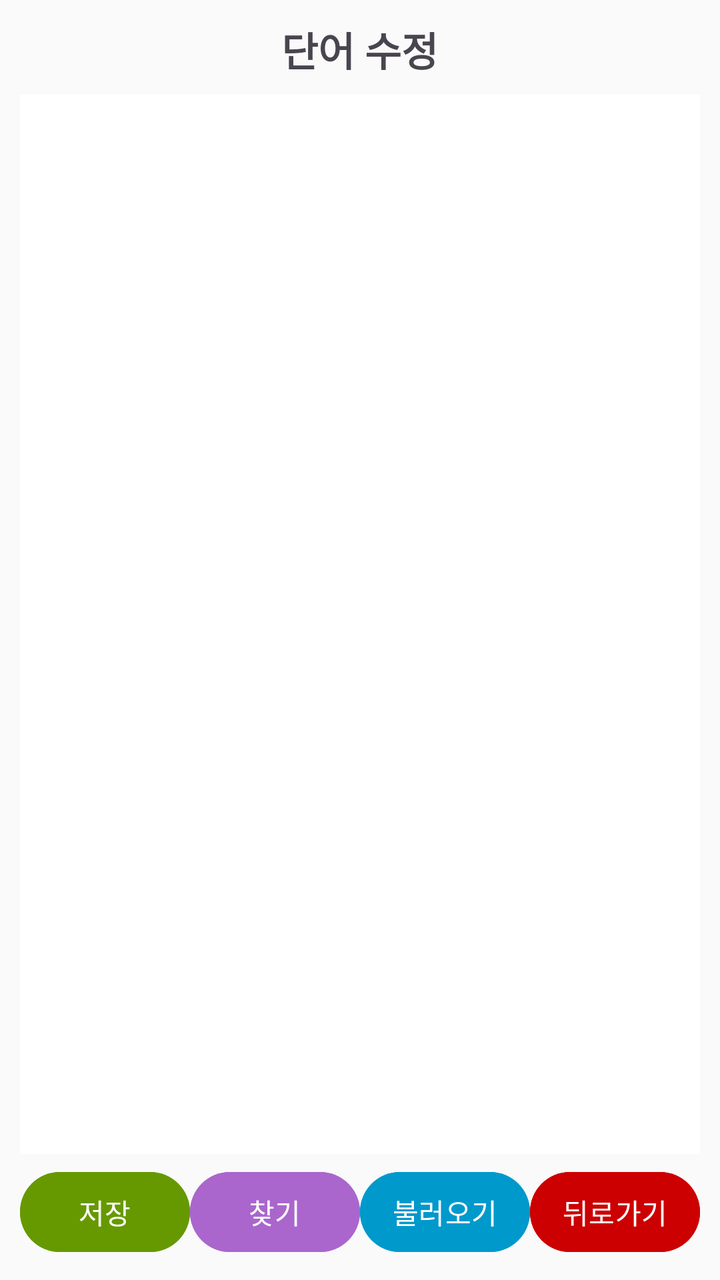
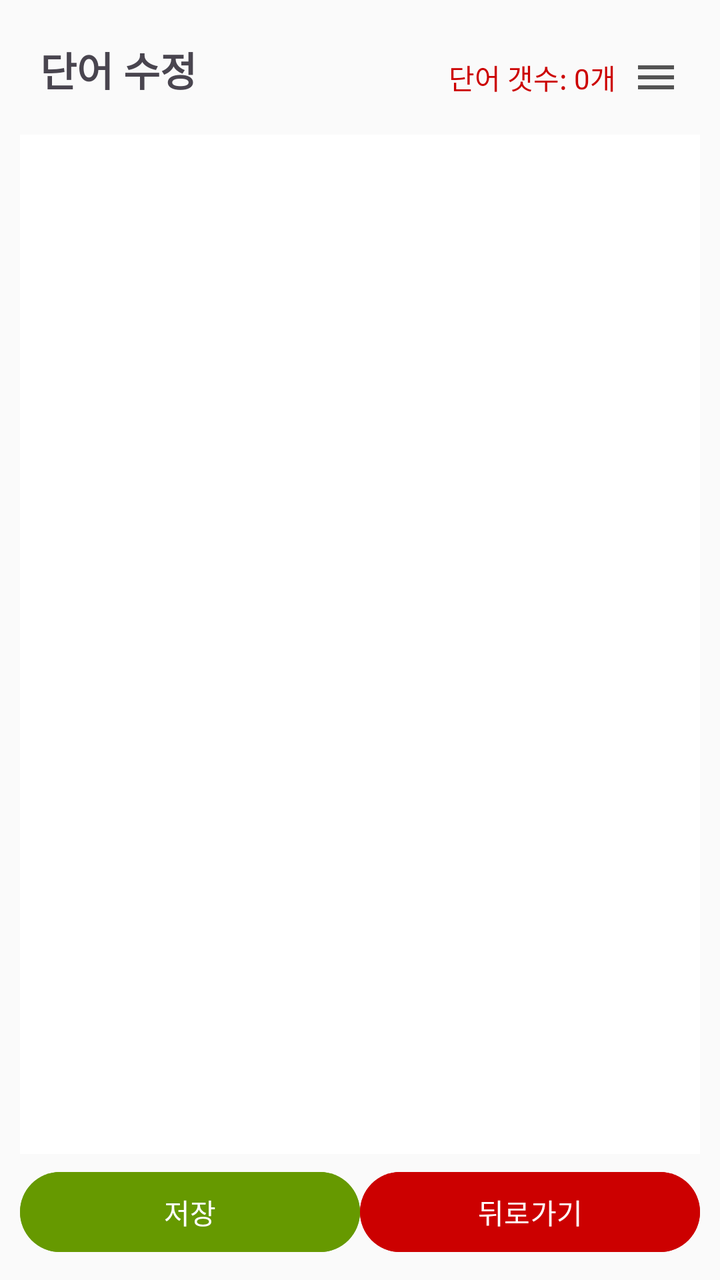

Two renders of the same Android screen: before a commit and after it. Below are the layout's source before the change and the commit's diff.
<!-- AndroidManifest.xml: application theme Theme.Projectocr -->
<!-- res/layout/word_management2.xml -->
<?xml version="1.0" encoding="utf-8"?>
<LinearLayout xmlns:android="http://schemas.android.com/apk/res/android"
    android:layout_width="match_parent"
    android:layout_height="match_parent"
    android:orientation="vertical"
    android:padding="10dp"
    android:background="#FAFAFA">

    <TextView
        android:layout_width="wrap_content"
        android:layout_height="wrap_content"
        android:text="단어 수정"
        android:textSize="20sp"
        android:textStyle="bold"
        android:layout_gravity="center"
        android:paddingBottom="8dp"/>

    <EditText
        android:id="@+id/editText"
        android:layout_width="match_parent"
        android:layout_height="0dp"
        android:layout_weight="1"
        android:background="@android:color/white"
        android:padding="8dp"
        android:textSize="16sp"
        android:gravity="top"
        android:inputType="textMultiLine"/>

    <EditText
        android:id="@+id/searchEditText"
        android:layout_width="match_parent"
        android:layout_height="wrap_content"
        android:hint="검색어 입력"
        android:visibility="gone"
        android:imeOptions="actionDone"
        android:inputType="text"
        android:background="@android:color/white"
        android:padding="8dp"
        android:textSize="16sp"/>

    <LinearLayout
        android:layout_width="match_parent"
        android:layout_height="wrap_content"
        android:orientation="horizontal"
        android:gravity="center"
        android:paddingTop="5dp">

        <Button
            android:id="@+id/btnSave"
            android:layout_width="0dp"
            android:layout_height="wrap_content"
            android:layout_weight="1"
            android:text="저장"
            android:backgroundTint="@android:color/holo_green_dark"
            android:textColor="@android:color/white"
            android:padding="8dp"/>

        <Button
            android:id="@+id/btnFindWord"
            android:layout_width="0dp"
            android:layout_height="wrap_content"
            android:layout_weight="1"
            android:text="찾기"
            android:backgroundTint="@android:color/holo_purple"
            android:textColor="@android:color/white"
            android:padding="8dp"/>

        <Button
            android:id="@+id/btnCopy"
            android:layout_width="0dp"
            android:layout_height="wrap_content"
            android:layout_weight="1"
            android:text="불러오기"
            android:backgroundTint="@android:color/holo_blue_dark"
            android:textColor="@android:color/white"
            android:padding="8dp"/>

        <Button
            android:id="@+id/btnBack"
            android:layout_width="0dp"
            android:layout_height="wrap_content"
            android:layout_weight="1"
            android:backgroundTint="@android:color/holo_red_dark"
            android:padding="8dp"
            android:text="뒤로가기"
            android:textColor="@android:color/white" />
    </LinearLayout>

</LinearLayout>
<!-- resources referenced by this layout -->
<resources>
  <style name="Theme.Projectocr" parent="Base.Theme.Projectocr" />
  <style name="Base.Theme.Projectocr" parent="Theme.Material3.DayNight.NoActionBar">
          
          
      </style>
</resources>

<!-- the commit's change to res/layout/word_management2.xml (unified diff, before → after) -->
@@ -6,14 +6,44 @@
     android:padding="10dp"
     android:background="#FAFAFA">
 
-    <TextView
-        android:layout_width="wrap_content"
+    <LinearLayout
+        android:layout_width="match_parent"
         android:layout_height="wrap_content"
-        android:text="단어 수정"
-        android:textSize="20sp"
-        android:textStyle="bold"
-        android:layout_gravity="center"
-        android:paddingBottom="8dp"/>
+        android:orientation="horizontal"
+        android:gravity="center_vertical"
+        android:padding="10dp">
+
+        <TextView
+            android:layout_width="wrap_content"
+            android:layout_height="wrap_content"
+            android:text="단어 수정"
+            android:textSize="20sp"
+            android:textStyle="bold"
+            android:paddingBottom="8dp"/>
+
+        <Space
+            android:layout_width="0dp"
+            android:layout_height="0dp"
+            android:layout_weight="1"/>
+
+        <TextView
+            android:id="@+id/tvWordCount"
+            android:layout_width="wrap_content"
+            android:layout_height="wrap_content"
+            android:text="단어 갯수: 0개"
+            android:textColor="@android:color/holo_red_dark"
+            android:textSize="14sp"
+            android:paddingEnd="8dp"/>
+
+        <ImageButton
+            android:id="@+id/menuButton"
+            android:layout_width="wrap_content"
+            android:layout_height="wrap_content"
+            android:background="?attr/selectableItemBackgroundBorderless"
+            android:contentDescription="메뉴"
+            android:src="@drawable/ic_menu" />
+
+    </LinearLayout>
 
     <EditText
         android:id="@+id/editText"
@@ -55,25 +85,6 @@
             android:textColor="@android:color/white"
             android:padding="8dp"/>
 
-        <Button
-            android:id="@+id/btnFindWord"
-            android:layout_width="0dp"
-            android:layout_height="wrap_content"
-            android:layout_weight="1"
-            android:text="찾기"
-            android:backgroundTint="@android:color/holo_purple"
-            android:textColor="@android:color/white"
-            android:padding="8dp"/>
-
-        <Button
-            android:id="@+id/btnCopy"
-            android:layout_width="0dp"
-            android:layout_height="wrap_content"
-            android:layout_weight="1"
-            android:text="불러오기"
-            android:backgroundTint="@android:color/holo_blue_dark"
-            android:textColor="@android:color/white"
-            android:padding="8dp"/>
 
         <Button
             android:id="@+id/btnBack"
<!-- resource entries referenced after the edit -->
@@ -1,5 +1,11 @@
 <!-- resources referenced by this layout -->
 <resources>
+  <!-- drawable ic_menu (drawable) -->
+  <vector xmlns:android="http://schemas.android.com/apk/res/android" android:height="24dp" android:tint="#545454" android:viewportHeight="24" android:viewportWidth="24" android:width="24dp">
+        
+      <path android:fillColor="@android:color/white" android:pathData="M3,18h18v-2L3,16v2zM3,13h18v-2L3,11v2zM3,6v2h18L21,6L3,6z"/>
+      
+  </vector>
   <style name="Theme.Projectocr" parent="Base.Theme.Projectocr" />
   <style name="Base.Theme.Projectocr" parent="Theme.Material3.DayNight.NoActionBar">
           
